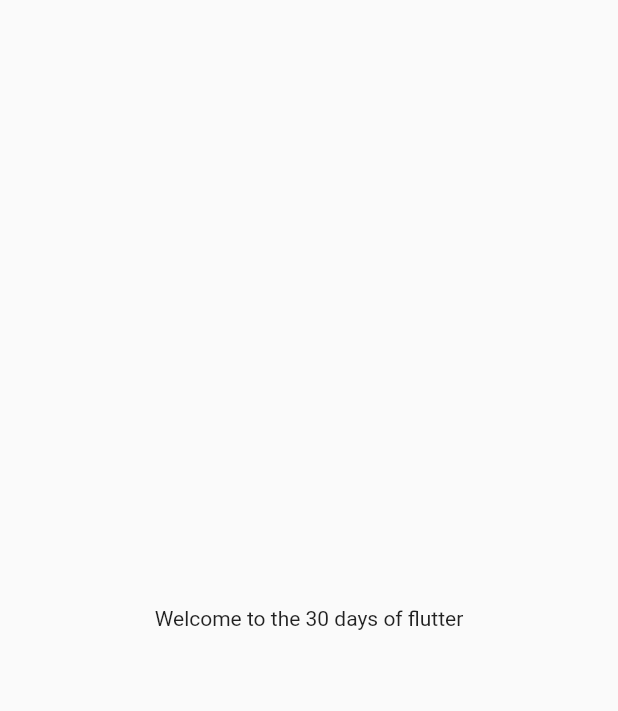
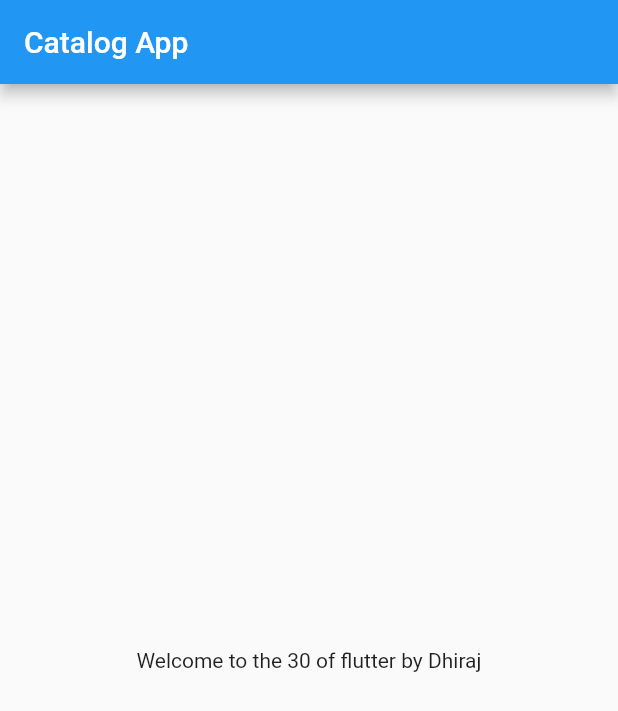
Before and after one commit to Dhiraj-tech/Flutter-example, a Flutter app: the screen it shows after launch, on a phone screen of 412 x 824 dp. Shown: the top 711 px of the screen. Run offline on Flutter 3.47's test engine with Material 2 defaults, Android fonts, the phone set to English and light mode, and no system bars.

Commit message:
Day2 completed

```diff
--- /dev/null
+++ b/lib/home_page.dart
@@ -0,0 +1,20 @@
+import 'package:flutter/material.dart';
+
+class HomePage extends StatelessWidget {
+  const HomePage({Key? key}) : super(key: key);
+
+  final int days = 30;
+  final String name = "Dhiraj";
+
+  @override
+  Widget build(BuildContext context) {
+    return Scaffold(
+      appBar: AppBar(
+        title: const Text("Catalog App"),
+      ),
+        body: Center(
+          child: Text("Welcome to the $days of flutter by $name"),
+        ),
+    );
+  }
+}
--- a/lib/main.dart
+++ b/lib/main.dart
@@ -1,4 +1,5 @@
 import 'package:flutter/material.dart';
+import 'package:flutter_catalog/home_page.dart';
 
 void main() {
   runApp(const MyApp());
@@ -9,12 +10,9 @@ class MyApp extends StatelessWidget {
 
   @override
   Widget build(BuildContext context) {
+
     return const MaterialApp(
-        home: Material(
-          child: Center(
-            child: Text("Welcome to the 30 days of flutter"),
-          ),
-        ),
+      home: HomePage(),
     );
   }
 }
```
